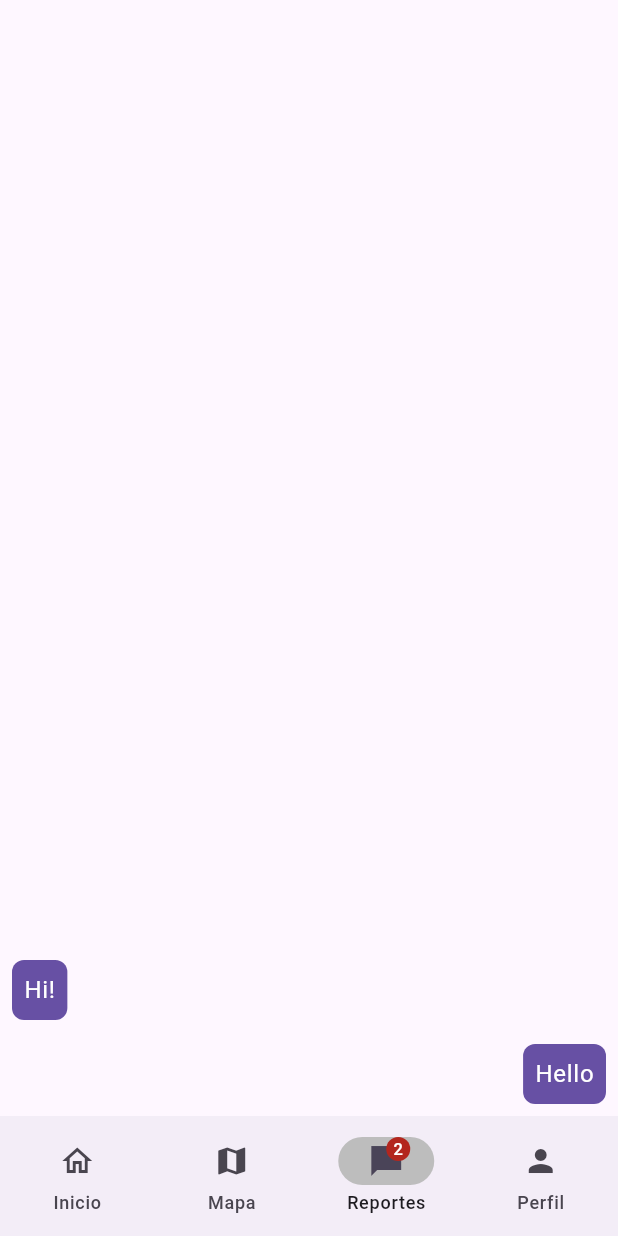
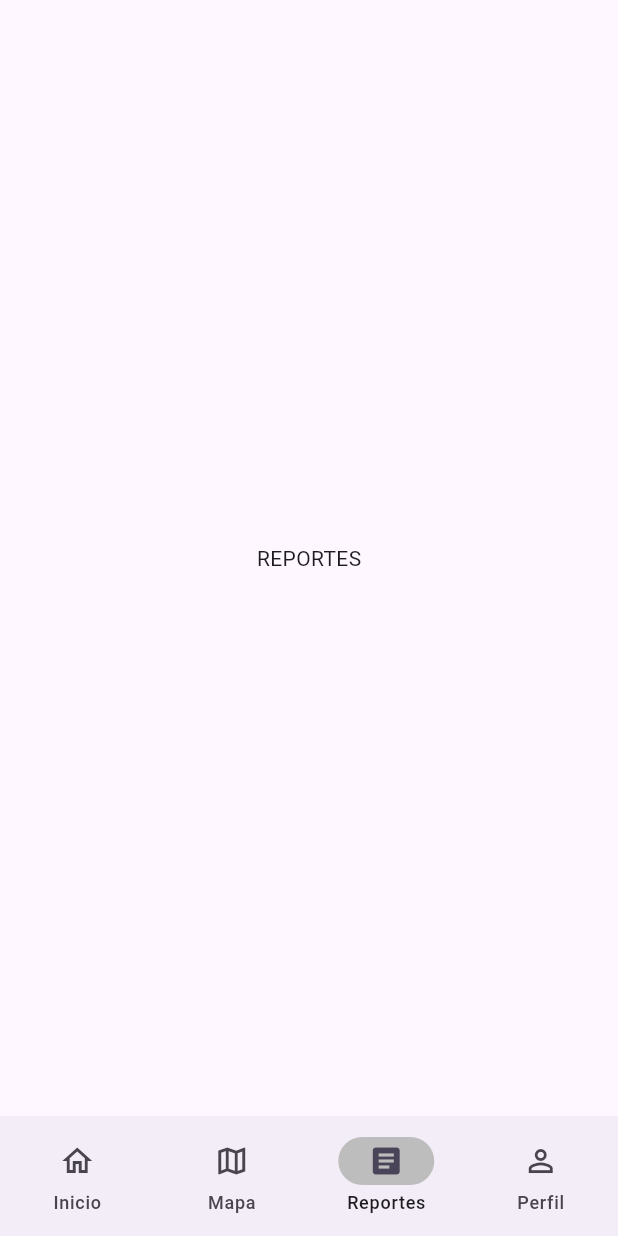
Before and after one commit to dorkzos/grupo10_proyectoFlutter_avanzado, a Flutter app: the NavigationExample screen opened directly, item 3 of the bottom bar chosen, on a phone screen of 412 x 824 dp. Run offline on Flutter 3.47's test engine with Material 3 defaults, Android fonts, the phone set to English and light mode, and no system bars.

Commit message:
implementacion de la barra de navegacion

```diff
--- a/lib/componentes/barra_de_navegacion.dart
+++ b/lib/componentes/barra_de_navegacion.dart
@@ -46,19 +46,22 @@ class _NavigationExampleState extends State<NavigationExample> {
 
           // Mapa
           NavigationDestination(
-            icon: Icon(Icons.map),
+            selectedIcon: Icon(Icons.map),
+            icon: Icon(Icons.map_outlined),
             label: 'Mapa',
           ),
 
           // Reportes
           NavigationDestination(
-            icon: Badge(label: Text('2'), child: Icon(Icons.messenger_sharp)),
+            selectedIcon: Icon(Icons.article),
+            icon: Icon(Icons.article_outlined),
             label: 'Reportes',
           ),
 
           // Perfil
           NavigationDestination(
-            icon: Icon(Icons.person),
+            selectedIcon: Icon(Icons.person),
+            icon: Icon(Icons.person_outline),
             label: 'Perfil',
           ),
         ],
@@ -73,66 +76,13 @@ class _NavigationExampleState extends State<NavigationExample> {
         Inicio(),
 
         /// PAGINA DE MAPA
-        const Padding(
-          padding: EdgeInsets.all(8.0),
-          child: Column(
-            children: <Widget>[
-              Card(
-                child: ListTile(
-                  leading: Icon(Icons.notifications_sharp),
-                  title: Text('Notification 1'),
-                  subtitle: Text('This is a notification'),
-                ),
-              ),
-              Card(
-                child: ListTile(
-                  leading: Icon(Icons.notifications_sharp),
-                  title: Text('Notification 2'),
-                  subtitle: Text('This is a notification'),
-                ),
-              ),
-            ],
-          ),
+        const Center(
+          child: Text('MAPA'),
         ),
 
-        /// Messages page
-        ListView.builder(
-          reverse: true,
-          itemCount: 2,
-          itemBuilder: (BuildContext context, int index) {
-            if (index == 0) {
-              return Align(
-                alignment: Alignment.centerRight,
-                child: Container(
-                  margin: const EdgeInsets.all(8.0),
-                  padding: const EdgeInsets.all(8.0),
-                  decoration: BoxDecoration(
-                    color: theme.colorScheme.primary,
-                    borderRadius: BorderRadius.circular(8.0),
-                  ),
-                  child: Text(
-                    'Hello',
-                    style: theme.textTheme.bodyLarge!.copyWith(color: theme.colorScheme.onPrimary),
-                  ),
-                ),
-              );
-            }
-            return Align(
-              alignment: Alignment.centerLeft,
-              child: Container(
-                margin: const EdgeInsets.all(8.0),
-                padding: const EdgeInsets.all(8.0),
-                decoration: BoxDecoration(
-                  color: theme.colorScheme.primary,
-                  borderRadius: BorderRadius.circular(8.0),
-                ),
-                child: Text(
-                  'Hi!',
-                  style: theme.textTheme.bodyLarge!.copyWith(color: theme.colorScheme.onPrimary),
-                ),
-              ),
-            );
-          },
+        /// Historial de reportes
+        const Center(
+          child: Text('REPORTES'),
         ),
 
         // PERFIL PAGINA
```
